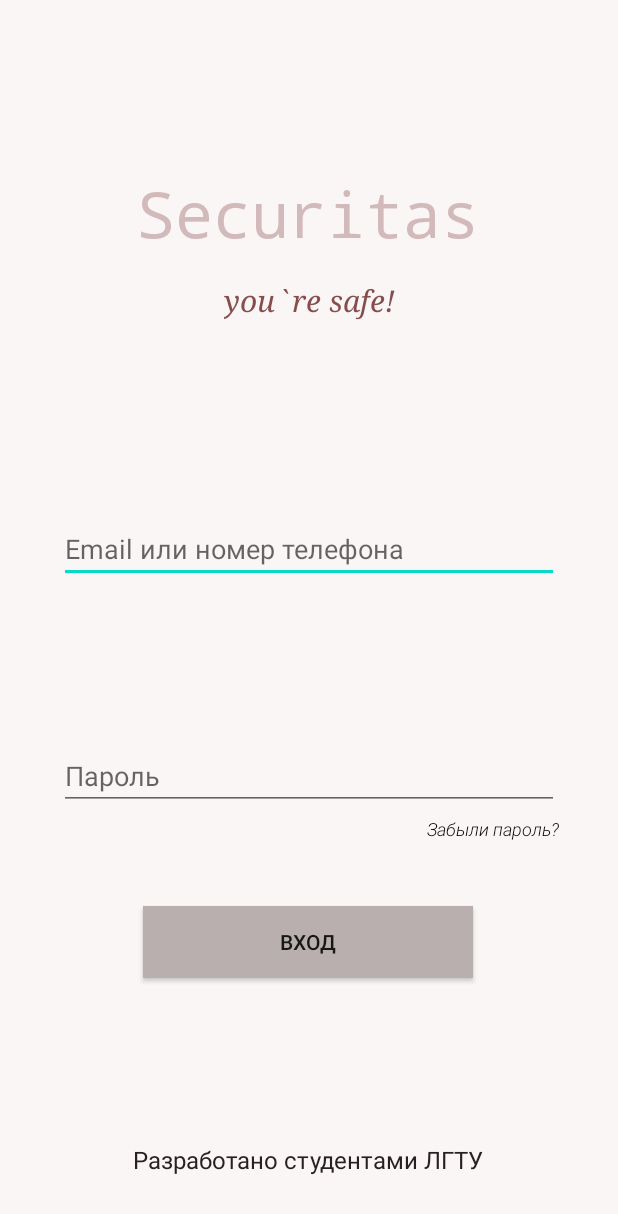
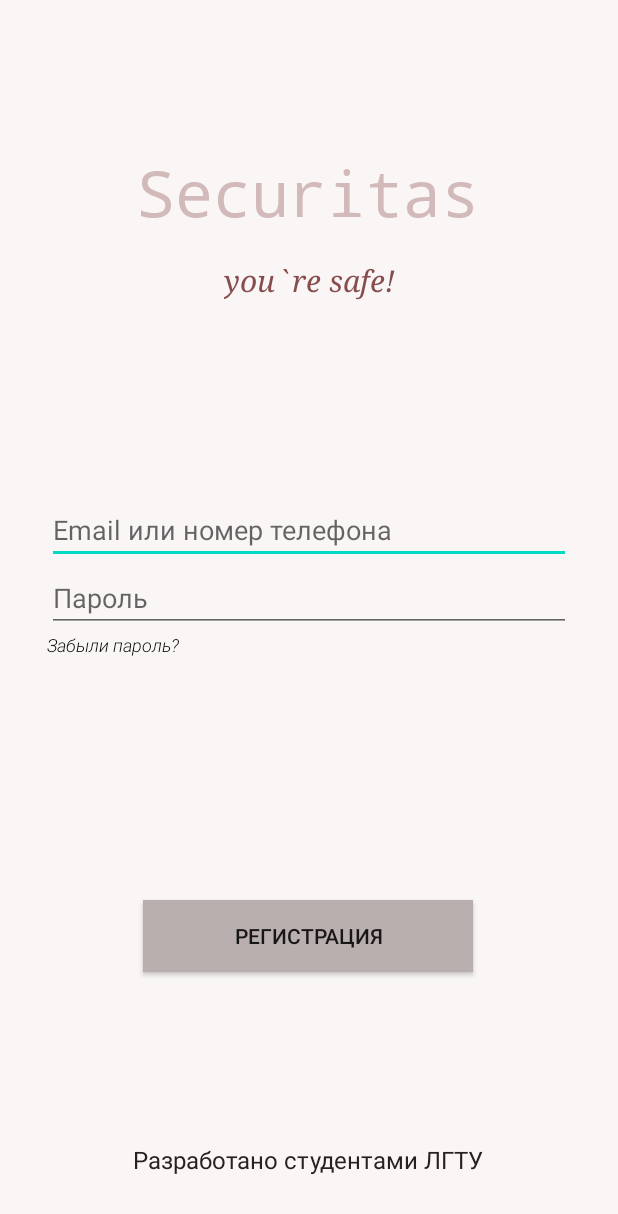
Before and after one commit to guyfox2001/securitasClient, an Android app: the screen it shows after launch (MainActivity), on a phone screen of 412 x 824 dp. Shown: the top 1214 px of the screen. Run offline under Robolectric (Android 15) with nearby library versions, the phone set to English and light mode, and no system bars.

Commit message:
main экран

```diff
--- a/app/src/main/AndroidManifest.xml
+++ b/app/src/main/AndroidManifest.xml
@@ -9,6 +9,7 @@
         android:roundIcon="@mipmap/ic_launcher_round"
         android:supportsRtl="true"
         android:theme="@style/AppTheme">
+        <activity android:name=".RegistrationActivity"></activity>
         <activity android:name=".MainActivity">
             <intent-filter>
                 <action android:name="android.intent.action.MAIN" />
--- a/app/src/main/java/com/securitas/securitasclient/MainActivity.kt
+++ b/app/src/main/java/com/securitas/securitasclient/MainActivity.kt
@@ -1,7 +1,9 @@
 package com.securitas.securitasclient
 
+import android.content.Intent
 import androidx.appcompat.app.AppCompatActivity
 import android.os.Bundle
+import android.view.View
 
 class MainActivity : AppCompatActivity() {
     override fun onCreate(savedInstanceState: Bundle?) {
@@ -9,4 +11,15 @@ class MainActivity : AppCompatActivity() {
         setContentView(R.layout.activity_main)
         supportActionBar?.hide();
     }
+
+
+    fun registration(view: View){
+        //создание нового активити (окно регистрации)
+        val registration = Intent(this,RegistrationActivity::class.java)
+        //старт нового активити
+        startActivity(registration)}
+
+
+
+
 }
--- a/app/src/main/res/layout/activity_main.xml
+++ b/app/src/main/res/layout/activity_main.xml
@@ -7,74 +7,87 @@
     android:background="@color/background"
     tools:context=".MainActivity">
 
+
+    <LinearLayout
+        android:id="@+id/linearLayout"
+        android:layout_width="349dp"
+        android:layout_height="wrap_content"
+        android:layout_marginTop="32dp"
+        android:orientation="vertical"
+        app:layout_constraintBottom_toBottomOf="parent"
+        app:layout_constraintEnd_toEndOf="parent"
+        app:layout_constraintStart_toStartOf="parent"
+        app:layout_constraintTop_toBottomOf="@+id/textView3"
+        app:layout_constraintVertical_bias="0.203">
+
+        <EditText
+            android:id="@+id/editTextTextPersonName"
+            android:layout_width="match_parent"
+            android:layout_height="wrap_content"
+            android:ems="10"
+            android:hint="Email или номер телефона"
+            android:inputType="textPersonName" />
+
+        <EditText
+            android:id="@+id/editTextTextPassword"
+            android:layout_width="match_parent"
+            android:layout_height="wrap_content"
+            android:ems="10"
+            android:hint="Пароль"
+            android:inputType="textPassword" />
+
+        <TextView
+            android:id="@+id/textView4"
+            android:layout_width="wrap_content"
+            android:layout_height="wrap_content"
+            android:fontFamily="sans-serif-light"
+            android:text="Забыли пароль?"
+            android:textColor="#000000"
+            android:textSize="12sp"
+            android:textStyle="italic" />
+    </LinearLayout>
+
     <TextView
+        android:id="@+id/textView"
+        android:layout_width="229dp"
+        android:layout_height="65dp"
+        android:layout_marginTop="100dp"
+        android:text="Securitas"
+        android:textColor="#D3BABA"
+        android:textSize="42sp"
+        android:typeface="monospace"
+        app:layout_constraintEnd_toEndOf="parent"
+        app:layout_constraintStart_toStartOf="parent"
+        app:layout_constraintTop_toTopOf="parent" />
+
+    <TextView
+        android:id="@+id/textView3"
         android:layout_width="wrap_content"
         android:layout_height="wrap_content"
+        android:layout_marginTop="8dp"
         android:text="you`re safe!"
         android:textColor="#874D4D"
         android:textSize="20sp"
         android:textStyle="italic"
         android:typeface="serif"
-        app:layout_constraintBottom_toTopOf="@+id/editTextTextPersonName"
-        app:layout_constraintEnd_toEndOf="parent"
-        app:layout_constraintStart_toStartOf="parent"
-        app:layout_constraintTop_toBottomOf="@+id/textView"
-        app:layout_constraintVertical_bias="0.054" />
-
-    <TextView
-        android:id="@+id/textView"
-        android:layout_width="229dp"
-        android:layout_height="65dp"
-        android:text="Securitas"
-        android:textColor="#D3BABA"
-        android:textSize="42sp"
-        android:typeface="monospace"
-        app:layout_constraintBottom_toBottomOf="parent"
-        app:layout_constraintLeft_toLeftOf="parent"
-        app:layout_constraintRight_toRightOf="parent"
-        app:layout_constraintTop_toTopOf="parent"
-        app:layout_constraintVertical_bias="0.15" />
-
-
-    <EditText
-        android:id="@+id/editTextTextPersonName"
-        android:layout_width="333dp"
-        android:layout_height="wrap_content"
-        android:layout_marginTop="164dp"
-        android:ems="10"
-        android:hint="Email или номер телефона"
-        android:inputType="textPersonName"
         app:layout_constraintEnd_toEndOf="parent"
         app:layout_constraintStart_toStartOf="parent"
         app:layout_constraintTop_toBottomOf="@+id/textView" />
 
-    <TextView
-        android:layout_width="wrap_content"
+    <Button
+        android:id="@+id/registrationButton"
+        android:layout_width="220dp"
         android:layout_height="wrap_content"
-        android:layout_marginTop="4dp"
-        android:fontFamily="sans-serif-light"
-        android:text="Забыли пароль?"
-        android:textColor="#000000"
-        android:textSize="12sp"
-        android:textStyle="italic"
-        app:layout_constraintBottom_toBottomOf="parent"
+        android:layout_marginTop="44dp"
+        android:background="@color/registColor"
+        android:onClick="registration"
+        android:text="Регистрация"
+        app:layout_constraintBottom_toTopOf="@+id/textView2"
         app:layout_constraintEnd_toEndOf="parent"
-        app:layout_constraintHorizontal_bias="0.878"
+        app:layout_constraintHorizontal_bias="0.497"
         app:layout_constraintStart_toStartOf="parent"
-        app:layout_constraintTop_toBottomOf="@+id/editTextTextPassword"
-        app:layout_constraintVertical_bias="0.0" />
-
-    <EditText
-        android:id="@+id/editTextTextPassword"
-        android:layout_width="333dp"
-        android:layout_height="wrap_content"
-        android:layout_marginBottom="284dp"
-        android:ems="10"
-        android:hint="Пароль"
-        android:inputType="textPassword"
-        app:layout_constraintBottom_toBottomOf="parent"
-        app:layout_constraintEnd_toEndOf="parent"
-        app:layout_constraintStart_toStartOf="parent" />
+        app:layout_constraintTop_toBottomOf="@+id/linearLayout"
+        app:layout_constraintVertical_bias="0.508" />
 
     <TextView
         android:id="@+id/textView2"
@@ -90,19 +103,5 @@
         app:layout_constraintHorizontal_bias="0.497"
         app:layout_constraintStart_toStartOf="parent" />
 
-    <Button
-        android:background="@color/registColor"
-        android:id="@+id/button"
-        android:layout_width="220dp"
-        android:layout_height="wrap_content"
-        android:layout_marginTop="64dp"
-        android:text="Вход"
-        app:layout_constraintBottom_toTopOf="@+id/textView2"
-        app:layout_constraintEnd_toEndOf="parent"
-        app:layout_constraintHorizontal_bias="0.497"
-        app:layout_constraintStart_toStartOf="parent"
-        app:layout_constraintTop_toBottomOf="@+id/editTextTextPassword"
-        app:layout_constraintVertical_bias="0.0" />
-
 
 </androidx.constraintlayout.widget.ConstraintLayout>
```
